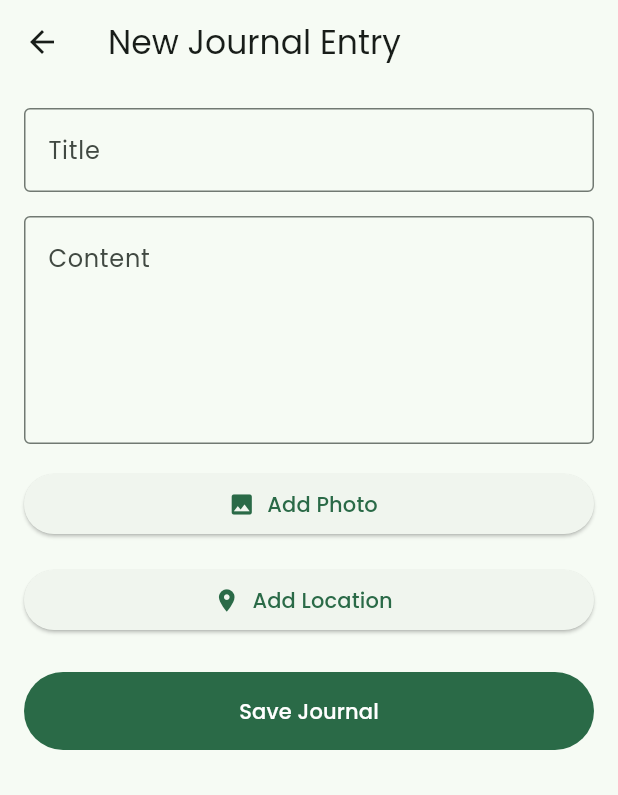
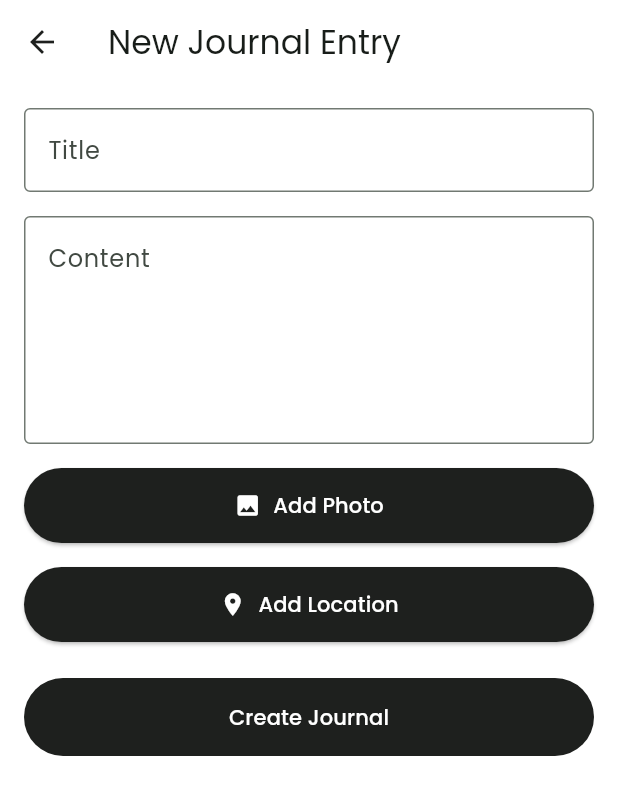
Before and after one commit to kucingliaw/traveljournal, a Flutter app: the screen it shows once a user with an empty profile is signed in, after a tap on the "add" icon, on a phone screen of 412 x 824 dp. Shown: the top 795 px of the screen. Run offline on Flutter 3.47's test engine with Material 3 defaults, Android fonts, the phone set to English and light mode, and no system bars; our stand-ins replace cached_network_image, geocoding, geolocator, google_fonts, image_picker, supabase_flutter; accounts and stored records are empty; network calls fail.

Commit message:
fix the color and add text in the splashscreen

```diff
--- a/lib/main.dart
+++ b/lib/main.dart
@@ -4,6 +4,7 @@ import 'package:traveljournal/screen/splashscreen.dart';
 import 'package:google_fonts/google_fonts.dart';
 
 void main() async {
+  WidgetsFlutterBinding.ensureInitialized();
   // Supabase initialization
   await Supabase.initialize(
     url: 'https://wynhgeabjnkycotojqqs.supabase.co',
@@ -30,8 +31,28 @@ class MyApp extends StatelessWidget {
         primaryTextTheme: GoogleFonts.poppinsTextTheme(
           Theme.of(context).primaryTextTheme,
         ),
-        // Optional: Set other theme properties
+        // Set color scheme and button themes
         colorScheme: ColorScheme.fromSeed(seedColor: const Color(0xFF1E201E)),
+        elevatedButtonTheme: ElevatedButtonThemeData(
+          style: ElevatedButton.styleFrom(
+            backgroundColor: const Color(0xFF1E201E),
+            foregroundColor: Colors.white,
+            padding: const EdgeInsets.symmetric(vertical: 15),
+          ),
+        ),
+        filledButtonTheme: FilledButtonThemeData(
+          style: FilledButton.styleFrom(
+            backgroundColor: const Color(0xFF1E201E),
+            foregroundColor: Colors.white,
+          ),
+        ),
+        floatingActionButtonTheme: FloatingActionButtonThemeData(
+          backgroundColor: const Color(0xFF1E201E),
+          foregroundColor: Colors.white,
+        ),
+        iconButtonTheme: IconButtonThemeData(
+          style: IconButton.styleFrom(foregroundColor: const Color(0xFF1E201E)),
+        ),
         useMaterial3: true,
       ),
       home: SplashScreen(),
--- a/lib/screen/journal_form_screen.dart
+++ b/lib/screen/journal_form_screen.dart
@@ -4,9 +4,12 @@ import 'package:image_picker/image_picker.dart';
 import 'package:geolocator/geolocator.dart';
 import 'package:geocoding/geocoding.dart';
 import 'package:traveljournal/services/journal_service.dart';
+import 'package:traveljournal/models/journal.dart';
 
 class JournalFormScreen extends StatefulWidget {
-  const JournalFormScreen({super.key});
+  final Journal? journal; // If provided, we're editing an existing journal
+
+  const JournalFormScreen({super.key, this.journal});
 
   @override
   State<JournalFormScreen> createState() => _JournalFormScreenState();
@@ -17,16 +20,43 @@ class _JournalFormScreenState extends State<JournalFormScreen> {
   final _titleController = TextEditingController();
   final _contentController = TextEditingController();
   String? _imagePath;
+  String? _currentImageUrl; // For existing image
   String? _locationName;
   double? _latitude;
   double? _longitude;
   bool _isLoading = false;
   final _journalService = JournalService();
 
+  @override
+  void initState() {
+    super.initState();
+    if (widget.journal != null) {
+      // We're editing an existing journal
+      _titleController.text = widget.journal!.title;
+      _contentController.text = widget.journal!.content;
+      _currentImageUrl = widget.journal!.imageUrl;
+      _locationName = widget.journal!.locationName;
+      _latitude = widget.journal!.latitude;
+      _longitude = widget.journal!.longitude;
+    }
+  }
+
+  @override
+  void dispose() {
+    _titleController.dispose();
+    _contentController.dispose();
+    super.dispose();
+  }
+
   Future<void> _pickImage() async {
     try {
       final ImagePicker picker = ImagePicker();
-      final XFile? image = await picker.pickImage(source: ImageSource.gallery);
+      final XFile? image = await picker.pickImage(
+        source: ImageSource.gallery,
+        maxWidth: 1920,
+        maxHeight: 1080,
+        imageQuality: 85,
+      );
 
       if (image != null) {
         setState(() {
@@ -34,12 +64,14 @@ class _JournalFormScreenState extends State<JournalFormScreen> {
         });
       }
     } catch (e) {
+      if (mounted) {
         ScaffoldMessenger.of(context).showSnackBar(
           SnackBar(
             content: Text('Failed to pick image: $e'),
             backgroundColor: Colors.red,
           ),
         );
+      }
     }
   }
 
@@ -49,6 +81,7 @@ class _JournalFormScreenState extends State<JournalFormScreen> {
 
     serviceEnabled = await Geolocator.isLocationServiceEnabled();
     if (!serviceEnabled) {
+      if (mounted) {
         ScaffoldMessenger.of(context).showSnackBar(
           const SnackBar(
             content: Text(
@@ -56,6 +89,7 @@ class _JournalFormScreenState extends State<JournalFormScreen> {
             ),
           ),
         );
+      }
       return false;
     }
 
@@ -63,19 +97,23 @@ class _JournalFormScreenState extends State<JournalFormScreen> {
     if (permission == LocationPermission.denied) {
       permission = await Geolocator.requestPermission();
       if (permission == LocationPermission.denied) {
+        if (mounted) {
           ScaffoldMessenger.of(context).showSnackBar(
             const SnackBar(content: Text('Location permissions are denied')),
           );
+        }
         return false;
       }
     }
 
     if (permission == LocationPermission.deniedForever) {
+      if (mounted) {
         ScaffoldMessenger.of(context).showSnackBar(
           const SnackBar(
             content: Text('Location permissions are permanently denied'),
           ),
         );
+      }
       return false;
     }
 
@@ -96,7 +134,7 @@ class _JournalFormScreenState extends State<JournalFormScreen> {
         position.longitude,
       );
 
-      if (placemarks.isNotEmpty) {
+      if (placemarks.isNotEmpty && mounted) {
         final place = placemarks[0];
         final locationName = [
           place.locality,
@@ -111,12 +149,14 @@ class _JournalFormScreenState extends State<JournalFormScreen> {
         });
       }
     } catch (e) {
+      if (mounted) {
         ScaffoldMessenger.of(context).showSnackBar(
           SnackBar(
             content: Text('Failed to get location: $e'),
             backgroundColor: Colors.red,
           ),
         );
+      }
     }
   }
 
@@ -126,6 +166,20 @@ class _JournalFormScreenState extends State<JournalFormScreen> {
     setState(() => _isLoading = true);
 
     try {
+      if (widget.journal != null) {
+        // Update existing journal
+        await _journalService.updateJournal(
+          id: widget.journal!.id,
+          title: _titleController.text,
+          content: _contentController.text,
+          imagePath: _imagePath,
+          currentImageUrl: _currentImageUrl,
+          locationName: _locationName,
+          latitude: _latitude,
+          longitude: _longitude,
+        );
+      } else {
+        // Create new journal
         await _journalService.createJournal(
           title: _titleController.text,
           content: _contentController.text,
@@ -134,8 +188,19 @@ class _JournalFormScreenState extends State<JournalFormScreen> {
           latitude: _latitude,
           longitude: _longitude,
         );
+      }
 
       if (mounted) {
+        ScaffoldMessenger.of(context).showSnackBar(
+          SnackBar(
+            content: Text(
+              widget.journal == null
+                  ? 'Journal created successfully!'
+                  : 'Journal updated successfully!',
+            ),
+            backgroundColor: Colors.green,
+          ),
+        );
         Navigator.pop(context, true); // Return true to indicate success
       }
     } catch (e) {
@@ -155,16 +220,15 @@ class _JournalFormScreenState extends State<JournalFormScreen> {
   }
 
   @override
-  void dispose() {
-    _titleController.dispose();
-    _contentController.dispose();
-    super.dispose();
-  }
-
-  @override
   Widget build(BuildContext context) {
     return Scaffold(
-      appBar: AppBar(title: const Text('New Journal Entry')),
+      backgroundColor: Colors.white,
+      appBar: AppBar(
+        backgroundColor: Colors.white,
+        title: Text(
+          widget.journal == null ? 'New Journal Entry' : 'Edit Journal Entry',
+        ),
+      ),
       body: _isLoading
           ? const Center(child: CircularProgressIndicator())
           : SingleChildScrollView(
@@ -208,7 +272,9 @@ class _JournalFormScreenState extends State<JournalFormScreen> {
                       onPressed: _pickImage,
                       icon: const Icon(Icons.photo),
                       label: Text(
-                        _imagePath == null ? 'Add Photo' : 'Change Photo',
+                        _imagePath == null && _currentImageUrl == null
+                            ? 'Add Photo'
+                            : 'Change Photo',
                       ),
                     ),
                     if (_imagePath != null) ...[
@@ -217,6 +283,17 @@ class _JournalFormScreenState extends State<JournalFormScreen> {
                         borderRadius: BorderRadius.circular(8),
                         child: Image.file(
                           File(_imagePath!),
+                          height: 200,
+                          width: double.infinity,
+                          fit: BoxFit.cover,
+                        ),
+                      ),
+                    ] else if (_currentImageUrl != null) ...[
+                      const SizedBox(height: 8),
+                      ClipRRect(
+                        borderRadius: BorderRadius.circular(8),
+                        child: Image.network(
+                          _currentImageUrl!,
                           height: 200,
                           width: double.infinity,
                           fit: BoxFit.cover,
@@ -244,9 +321,13 @@ class _JournalFormScreenState extends State<JournalFormScreen> {
                     const SizedBox(height: 24),
                     FilledButton(
                       onPressed: _saveJournal,
-                      child: const Padding(
-                        padding: EdgeInsets.all(16),
-                        child: Text('Save Journal'),
+                      child: Padding(
+                        padding: const EdgeInsets.all(16),
+                        child: Text(
+                          widget.journal == null
+                              ? 'Create Journal'
+                              : 'Update Journal',
+                        ),
                       ),
                     ),
                   ],
--- a/lib/screen/login_screen.dart
+++ b/lib/screen/login_screen.dart
@@ -74,10 +74,12 @@ class _LoginScreenState extends State<LoginScreen> {
               vertical: 16.0,
             ),
             children: [
-              const SizedBox(height: 300), // Menambah jarak dari atas
+              const SizedBox(height: 200), // Menambah jarak dari atas
               Text(
                 'Login',
-                style: Theme.of(context).textTheme.headlineMedium,
+                style: Theme.of(
+                  context,
+                ).textTheme.headlineSmall?.copyWith(fontSize: 24),
                 textAlign: TextAlign.center,
               ),
               const SizedBox(height: 50),
@@ -92,19 +94,7 @@ class _LoginScreenState extends State<LoginScreen> {
                 decoration: const InputDecoration(labelText: 'Password'),
               ),
               const SizedBox(height: 50),
-              ElevatedButton(
-                onPressed: login,
-                style: ElevatedButton.styleFrom(
-                  backgroundColor: const Color(0xFF1E201E),
-                  padding: const EdgeInsets.symmetric(vertical: 15),
-                ),
-                child: Text(
-                  'Login',
-                  style: Theme.of(
-                    context,
-                  ).textTheme.labelLarge?.copyWith(color: Colors.white),
-                ),
-              ),
+              ElevatedButton(onPressed: login, child: const Text('Login')),
               const SizedBox(height: 16),
               Row(
                 mainAxisAlignment: MainAxisAlignment.center,
--- a/lib/screen/splashscreen.dart
+++ b/lib/screen/splashscreen.dart
@@ -23,7 +23,7 @@ class _SplashScreenState extends State<SplashScreen>
     _animation = CurvedAnimation(parent: _controller, curve: Curves.easeIn);
 
     _controller.forward();
-    Future.delayed(const Duration(milliseconds: 1500), () {
+    Future.delayed(const Duration(milliseconds: 3000), () {
       if (!mounted) return;
       Navigator.pushReplacement(
         context,
@@ -54,10 +54,37 @@ class _SplashScreenState extends State<SplashScreen>
       child: Center(
         child: FadeTransition(
           opacity: _animation,
-          child: Image.asset(
-            'assets/images/logo.png',
-            width: size.width - 150,
-            height: size.height - 150,
+          child: Column(
+            mainAxisAlignment: MainAxisAlignment.center,
+            crossAxisAlignment: CrossAxisAlignment.center,
+            children: [
+              SizedBox(
+                height: size.width - 150,
+                child: Image.asset(
+                  'assets/images/logo.png',
+                  width: size.width - 150,
+                  fit: BoxFit.contain,
+                ),
+              ),
+              const SizedBox(height: 4),
+              Text(
+                'Travel Journal',
+                textAlign: TextAlign.center,
+                style: Theme.of(context).textTheme.headlineLarge?.copyWith(
+                  color: const Color(0xFF1E201E),
+                  fontWeight: FontWeight.bold,
+                ),
+              ),
+              const SizedBox(height: 4),
+              Text(
+                'Capture your journey,\nOne memory at a time',
+                textAlign: TextAlign.center,
+                style: Theme.of(context).textTheme.titleMedium?.copyWith(
+                  color: Colors.grey[700],
+                  height: 1.5,
+                ),
+              ),
+            ],
           ),
         ),
       ),
--- a/lib/widgets/custom_app_bar.dart
+++ b/lib/widgets/custom_app_bar.dart
@@ -40,7 +40,7 @@ class CustomAppBar extends StatelessWidget implements PreferredSizeWidget {
       elevation: 0,
       leadingWidth: 68,
       leading: Padding(
-        padding: const EdgeInsets.only(left: 10.0, top: 8.0, bottom: 8.0),
+        padding: const EdgeInsets.only(left: 10.0, top: 15.0, bottom: 8.0),
         child: CircleAvatar(
           backgroundColor: Colors.grey[200],
           child: const Icon(Icons.person, color: Colors.grey),
--- a/lib/widgets/journal_card.dart
+++ b/lib/widgets/journal_card.dart
@@ -13,6 +13,8 @@ class JournalCard extends StatelessWidget {
   Widget build(BuildContext context) {
     return Card(
       margin: const EdgeInsets.symmetric(horizontal: 16, vertical: 8),
+      color: Colors.white,
+      elevation: 2,
       child: InkWell(
         onTap: onTap,
         child: Column(
```
Also changed, not shown: lib/screen/homescreen.dart (+14 -3 lines), lib/screen/journal_details_screen.dart (added, +186 -0 lines), lib/screen/signup_screen.dart (+1 -13 lines), lib/services/journal_service.dart (+98 -36 lines). Lines whose indentation alone changed are shown as unchanged.
